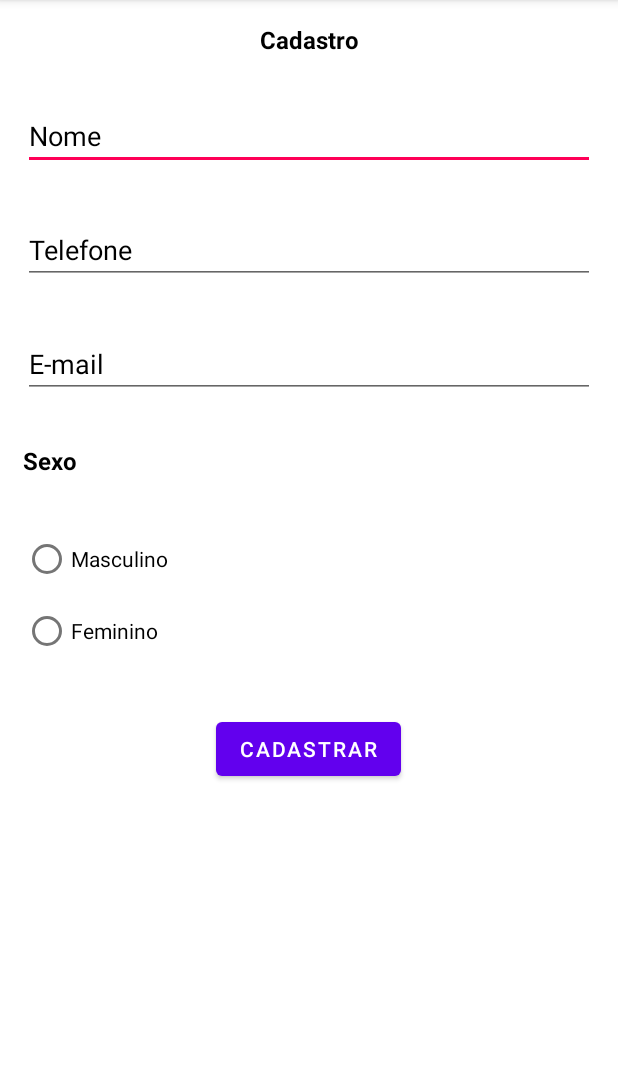
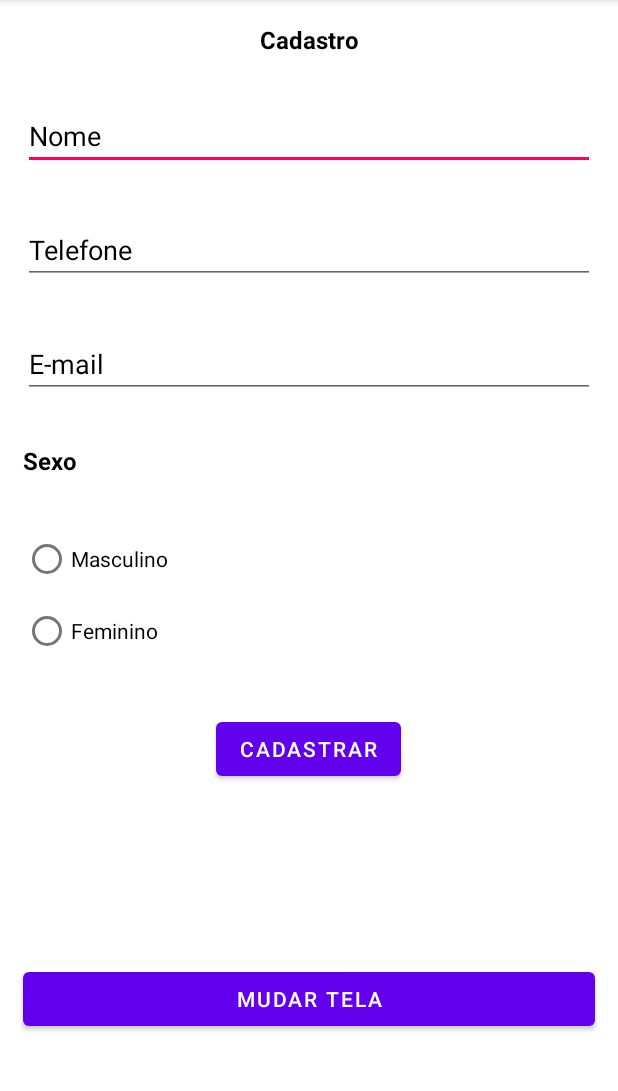
Before and after one commit to EllitonDias/FirstApp, an Android app: the screen it shows after launch (MainActivity), on a phone screen of 412 x 824 dp, the part 84-1175 px from its top. Run offline under Robolectric (Android 15) with nearby library versions, the phone set to English and light mode, and no system bars.

Commit message:
Add files via upload

```diff
--- a/FirstApp/app/src/main/java/br/com/ufc/firstapp/MainActivity.java
+++ b/FirstApp/app/src/main/java/br/com/ufc/firstapp/MainActivity.java
@@ -16,6 +16,7 @@ public class MainActivity extends AppCompatActivity {
     private EditText  nome, telefone, email;
     private RadioButton masculino, feminino;
     private TextView resNome, resTelefone, resEmail,resSexo;
+    private Button mudarTela;
     @Override
     protected void onCreate(Bundle savedInstanceState) {
         super.onCreate(savedInstanceState);
@@ -32,6 +33,15 @@ public class MainActivity extends AppCompatActivity {
         resTelefone = findViewById(R.id.activity_main_resTelefone);
         resEmail = findViewById(R.id.activity_main_resEmail);
         resSexo = findViewById(R.id.activity_main_sexo);
+
+        mudarTela = findViewById(R.id.activity_main_buttonTela);
+        mudarTela.setOnClickListener(new View.OnClickListener() {
+            @Override
+            public void onClick(View view) {
+                Intent mt = new Intent(getApplicationContext(),MainActivity2.class);
+                startActivity(mt);
+            }
+        });
 
         Button btnCadastrar = findViewById(R.id.activity_main_btn_cadastrar);
 
--- a/FirstApp/app/src/main/res/layout/activity_main.xml
+++ b/FirstApp/app/src/main/res/layout/activity_main.xml
@@ -133,4 +133,12 @@
         android:textSize="16sp"
         android:textStyle="bold" />
 
+    <Button
+        android:id="@+id/activity_main_buttonTela"
+        android:layout_width="match_parent"
+        android:layout_height="wrap_content"
+        android:layout_margin="15dp"
+        android:text="Mudar tela" />
+
+
 </LinearLayout>
--- a/FirstApp/app/src/main/res/layout/activity_main2.xml
+++ b/FirstApp/app/src/main/res/layout/activity_main2.xml
@@ -28,7 +28,7 @@
         android:checked="true"
         android:text="ToggleButton"
         android:textOff="Tirar nome"
-        android:textOn="Nome da musica"
+        android:textOn="Nome do audio"
         app:layout_constraintEnd_toEndOf="parent"
         app:layout_constraintHorizontal_bias="0.498"
         app:layout_constraintStart_toStartOf="parent"
```
Also changed, not shown: FirstApp/app/src/main/java/br/com/ufc/firstapp/MainActivity2.java (+4 -4 lines), 1 other file.
